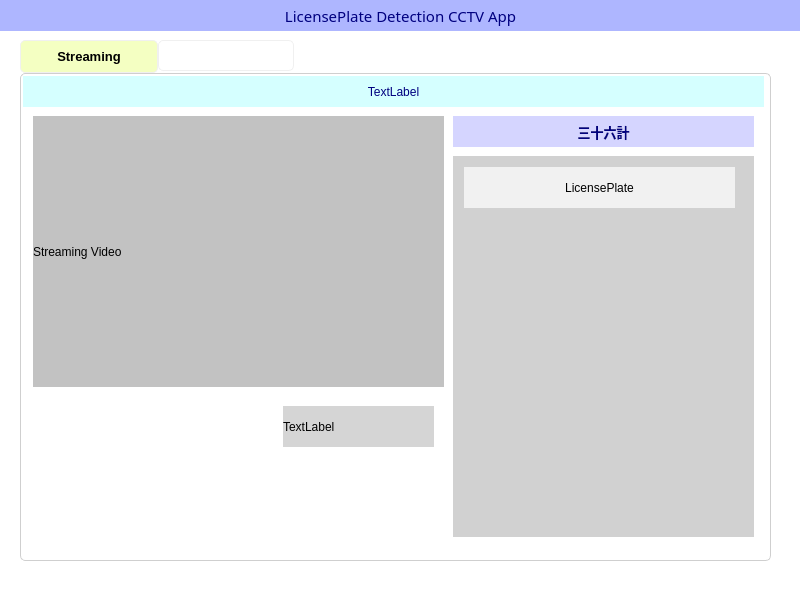
VEDA-ThirtySix/PAMS-client, file cctv_36/mainwindow.ui: the form before one commit.
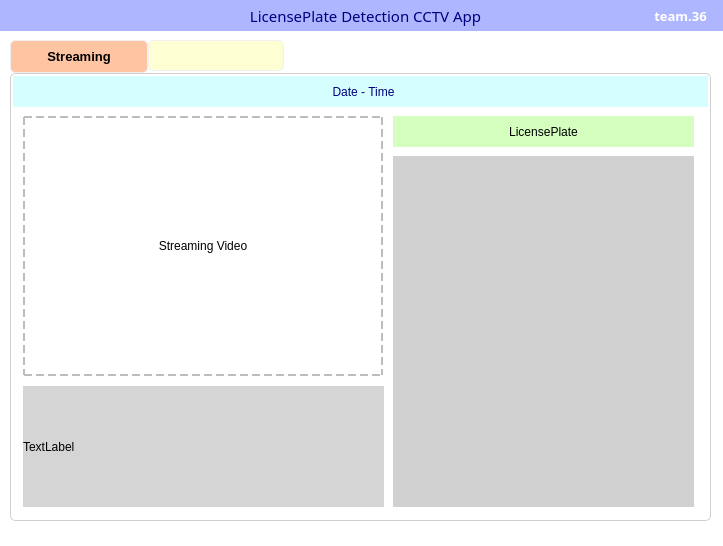
The form after the commit. Icons and pictures are not drawn.

Commit message: feat:streaming video add & GUI modified

Diff of the .ui file:
```diff
--- a/cctv_36/mainwindow.ui
+++ b/cctv_36/mainwindow.ui
@@ -6,8 +6,8 @@
    <rect>
     <x>0</x>
     <y>0</y>
-    <width>800</width>
-    <height>600</height>
+    <width>723</width>
+    <height>546</height>
    </rect>
   </property>
   <property name="windowTitle">
@@ -20,10 +20,10 @@
    <widget class="QTabWidget" name="tabWidget">
     <property name="geometry">
      <rect>
-      <x>20</x>
+      <x>10</x>
       <y>40</y>
-      <width>751</width>
-      <height>521</height>
+      <width>701</width>
+      <height>481</height>
      </rect>
     </property>
     <property name="styleSheet">
@@ -38,32 +38,36 @@
 /*탭 버튼 영역*/
 
 QTabBar::tab {
-    background: transparent;
+    background-color: rgba(249, 255, 144,0.4);
 	border:1px solid rgb(240, 240, 240);
     color: transparent;               /* 기본 텍스트를 숨김 */
     padding: 7px;                    /* 기본 패딩 */
     width: 120px;                  /* 기본 너비 */
     height: 15px;                 /* 기본 높이 */
     border-radius: 5px;              /* 둥근 모서리 */
-    transition: all 0.3s ease;        /* 부드러운 애니메이션 */
-    font-size: 13px;
-	background-repeat: no-repeat;
-	background-position: center;
 }
 
 
 QTabBar::tab:selected {
-    background-color: rgb(244, 255, 194);       /*선택된 탭의 배경색 */
+    background-color: rgba(255, 158, 102,0.6);     /*선택된 탭의 배경색 */
     color: black;                     /* 선택된 탭 텍스트 색상 */
     font-weight: bold;
     padding: 8px;                    /* 선택된 탭 패딩 */
+    font-size: 13px;
+	background-repeat: no-repeat;
+	background-position: center;
 }
 
 QTabBar::tab:hover {
     background-color: rgb(211, 211, 211);
     color: rgb(255, 255, 255);                  /* 호버 시 텍스트 색상 */
 	border:none;
-}</string>
+}
+
+QWidget#searchTab{
+	background-color: rgb(236, 236, 236);
+}
+</string>
     </property>
     <property name="tabPosition">
      <enum>QTabWidget::North</enum>
@@ -83,8 +87,8 @@
        <rect>
         <x>0</x>
         <y>0</y>
-        <width>741</width>
-        <height>481</height>
+        <width>701</width>
+        <height>441</height>
        </rect>
       </property>
       <property name="styleSheet">
@@ -101,25 +105,29 @@
         <rect>
          <x>10</x>
          <y>40</y>
-         <width>411</width>
-         <height>271</height>
+         <width>360</width>
+         <height>260</height>
         </rect>
        </property>
        <property name="styleSheet">
-        <string notr="true">
-background-color: rgb(194, 194, 194);</string>
+        <string notr="true">font: 500 13pt &quot;NotoSerifTamilSlanted Medium&quot;;
+background-color: transparent;
+border:1.5px dashed rgb(189, 189, 189);</string>
        </property>
        <property name="text">
         <string>Streaming Video</string>
        </property>
+       <property name="alignment">
+        <set>Qt::AlignCenter</set>
+       </property>
       </widget>
       <widget class="QLabel" name="carstateLabel">
        <property name="geometry">
         <rect>
-         <x>260</x>
-         <y>330</y>
-         <width>151</width>
-         <height>41</height>
+         <x>10</x>
+         <y>310</y>
+         <width>361</width>
+         <height>121</height>
         </rect>
        </property>
        <property name="styleSheet">
@@ -132,10 +140,10 @@
       <widget class="QFrame" name="bestshotFrame">
        <property name="geometry">
         <rect>
-         <x>430</x>
+         <x>380</x>
          <y>80</y>
          <width>301</width>
-         <height>381</height>
+         <height>351</height>
         </rect>
        </property>
        <property name="styleSheet">
@@ -148,67 +156,13 @@
        <property name="frameShadow">
         <enum>QFrame::Raised</enum>
        </property>
-       <widget class="QLabel" name="licenseImage">
-        <property name="geometry">
-         <rect>
-          <x>11</x>
-          <y>11</y>
-          <width>271</width>
-          <height>41</height>
-         </rect>
-        </property>
-        <property name="styleSheet">
-         <string notr="true">background-color: rgba(255, 255, 255,0.7);
-border:none;</string>
-        </property>
-        <property name="text">
-         <string>LicensePlate</string>
-        </property>
-        <property name="alignment">
-         <set>Qt::AlignCenter</set>
-        </property>
-       </widget>
-      </widget>
-      <widget class="QLabel" name="teamLogo">
-       <property name="enabled">
-        <bool>true</bool>
-       </property>
-       <property name="geometry">
-        <rect>
-         <x>430</x>
-         <y>40</y>
-         <width>301</width>
-         <height>31</height>
-        </rect>
-       </property>
-       <property name="font">
-        <font>
-         <family>NotoSerifTamilSlanted Black</family>
-         <pointsize>10</pointsize>
-         <italic>false</italic>
-         <bold>true</bold>
-        </font>
-       </property>
-       <property name="styleSheet">
-        <string notr="true">background-color:rgba(170, 170, 255,0.5);
-color: rgb(0, 0, 127);
-
-font: 900 10pt &quot;NotoSerifTamilSlanted Black&quot;;
-text-shadow: 2px 2px 5px rgba(0, 0, 0, 0.3); </string>
-       </property>
-       <property name="text">
-        <string>三十六計</string>
-       </property>
-       <property name="alignment">
-        <set>Qt::AlignCenter</set>
-       </property>
       </widget>
       <widget class="QLabel" name="dateTimeLabel">
        <property name="geometry">
         <rect>
          <x>0</x>
          <y>0</y>
-         <width>741</width>
+         <width>701</width>
          <height>31</height>
         </rect>
        </property>
@@ -218,7 +172,27 @@
 background-color: rgba(170, 255, 255,0.5);</string>
        </property>
        <property name="text">
-        <string>TextLabel</string>
+        <string>Date - Time</string>
+       </property>
+       <property name="alignment">
+        <set>Qt::AlignCenter</set>
+       </property>
+      </widget>
+      <widget class="QLabel" name="streamingLabel_2">
+       <property name="geometry">
+        <rect>
+         <x>380</x>
+         <y>40</y>
+         <width>301</width>
+         <height>31</height>
+        </rect>
+       </property>
+       <property name="styleSheet">
+        <string notr="true">font: 500 12pt &quot;NotoSerifTamilSlanted Medium&quot;;
+background-color:  rgba(170, 255, 127,0.5);</string>
+       </property>
+       <property name="text">
+        <string>LicensePlate</string>
        </property>
        <property name="alignment">
         <set>Qt::AlignCenter</set>
@@ -317,7 +291,7 @@
      <rect>
       <x>0</x>
       <y>0</y>
-      <width>801</width>
+      <width>731</width>
       <height>31</height>
      </rect>
     </property>
@@ -342,6 +316,39 @@
      <set>Qt::AlignCenter</set>
     </property>
    </widget>
+   <widget class="QLabel" name="teamLogo">
+    <property name="enabled">
+     <bool>true</bool>
+    </property>
+    <property name="geometry">
+     <rect>
+      <x>640</x>
+      <y>0</y>
+      <width>81</width>
+      <height>31</height>
+     </rect>
+    </property>
+    <property name="font">
+     <font>
+      <family>NotoSerifTamilSlanted Black</family>
+      <pointsize>10</pointsize>
+      <italic>false</italic>
+      <bold>true</bold>
+     </font>
+    </property>
+    <property name="styleSheet">
+     <string notr="true">background-color:transparent;
+color: rgb(255, 255, 255);
+
+font: 900 10pt &quot;NotoSerifTamilSlanted Black&quot;;</string>
+    </property>
+    <property name="text">
+     <string>team.36</string>
+    </property>
+    <property name="alignment">
+     <set>Qt::AlignCenter</set>
+    </property>
+   </widget>
   </widget>
   <widget class="QStatusBar" name="statusbar"/>
  </widget>
```
Left out of the diff: 92 changed lines with no effect on the pictures. The commit also changes 3 other files.
